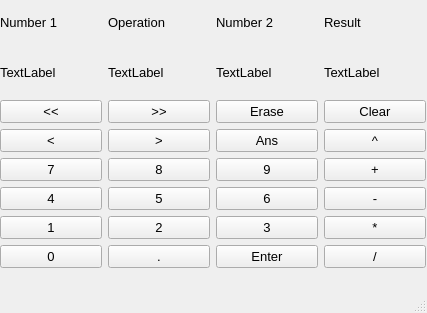
Above: vt6/vt6_2/mainwindow.ui from Nornalite/Course_Object_oriented_programming before the change. Below: the same form after it.
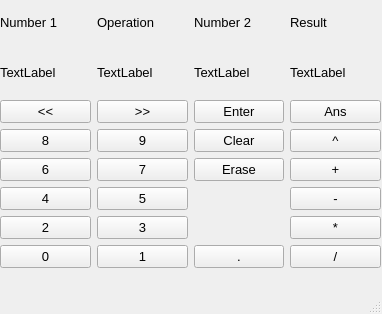
That is the form after the change.

The edit to the form file:
```diff
--- a/vt6/vt6_2/mainwindow.ui
+++ b/vt6/vt6_2/mainwindow.ui
@@ -6,8 +6,8 @@
    <rect>
     <x>0</x>
     <y>0</y>
-    <width>427</width>
-    <height>313</height>
+    <width>382</width>
+    <height>314</height>
    </rect>
   </property>
   <property name="font">
@@ -25,25 +25,11 @@
      <rect>
       <x>0</x>
       <y>0</y>
-      <width>426</width>
+      <width>381</width>
       <height>268</height>
      </rect>
     </property>
     <layout class="QGridLayout" name="gridLayout">
-     <item row="6" column="2">
-      <widget class="QPushButton" name="button9">
-       <property name="text">
-        <string>9</string>
-       </property>
-      </widget>
-     </item>
-     <item row="8" column="0">
-      <widget class="QPushButton" name="button1">
-       <property name="text">
-        <string>1</string>
-       </property>
-      </widget>
-     </item>
      <item row="1" column="1">
       <widget class="QLabel" name="operation">
        <property name="text">
@@ -51,52 +37,24 @@
        </property>
       </widget>
      </item>
-     <item row="1" column="3">
-      <widget class="QLabel" name="result">
+     <item row="10" column="0">
+      <widget class="QPushButton" name="button0">
        <property name="text">
-        <string>TextLabel</string>
+        <string>0</string>
        </property>
       </widget>
      </item>
      <item row="3" column="1">
-      <widget class="QPushButton" name="buttonRightInBox">
+      <widget class="QPushButton" name="button9">
        <property name="text">
-        <string>&gt;</string>
+        <string>9</string>
        </property>
       </widget>
      </item>
-     <item row="10" column="3">
-      <widget class="QPushButton" name="buttonDivide">
+     <item row="7" column="3">
+      <widget class="QPushButton" name="buttonSubtract">
        <property name="text">
-        <string>/</string>
-       </property>
-      </widget>
-     </item>
-     <item row="8" column="3">
-      <widget class="QPushButton" name="buttonMultiply">
-       <property name="text">
-        <string>*</string>
-       </property>
-      </widget>
-     </item>
-     <item row="0" column="2">
-      <widget class="QLabel" name="label_num2">
-       <property name="text">
-        <string>Number 2</string>
-       </property>
-      </widget>
-     </item>
-     <item row="1" column="0">
-      <widget class="QLabel" name="num1">
-       <property name="text">
-        <string>TextLabel</string>
-       </property>
-      </widget>
-     </item>
-     <item row="1" column="2">
-      <widget class="QLabel" name="num2">
-       <property name="text">
-        <string>TextLabel</string>
+        <string>-</string>
        </property>
       </widget>
      </item>
@@ -107,38 +65,17 @@
        </property>
       </widget>
      </item>
-     <item row="6" column="0">
-      <widget class="QPushButton" name="button7">
-       <property name="text">
-        <string>7</string>
-       </property>
-      </widget>
-     </item>
-     <item row="10" column="1">
-      <widget class="QPushButton" name="buttonDecimal">
-       <property name="text">
-        <string>.</string>
-       </property>
-      </widget>
-     </item>
-     <item row="0" column="3">
-      <widget class="QLabel" name="label_result">
-       <property name="text">
-        <string>Result</string>
-       </property>
-      </widget>
-     </item>
-     <item row="6" column="1">
+     <item row="3" column="0">
       <widget class="QPushButton" name="button8">
        <property name="text">
         <string>8</string>
        </property>
       </widget>
      </item>
-     <item row="0" column="0">
-      <widget class="QLabel" name="label_Num1">
+     <item row="2" column="1">
+      <widget class="QPushButton" name="buttonRightBox">
        <property name="text">
-        <string>Number 1</string>
+        <string>&gt;&gt;</string>
        </property>
       </widget>
      </item>
@@ -149,6 +86,20 @@
        </property>
       </widget>
      </item>
+     <item row="10" column="2">
+      <widget class="QPushButton" name="buttonDecimal">
+       <property name="text">
+        <string>.</string>
+       </property>
+      </widget>
+     </item>
+     <item row="1" column="0">
+      <widget class="QLabel" name="num1">
+       <property name="text">
+        <string>TextLabel</string>
+       </property>
+      </widget>
+     </item>
      <item row="3" column="3">
       <widget class="QPushButton" name="buttonPower">
        <property name="text">
@@ -156,48 +107,13 @@
        </property>
       </widget>
      </item>
-     <item row="7" column="2">
-      <widget class="QPushButton" name="button6">
-       <property name="text">
-        <string>6</string>
-       </property>
-      </widget>
-     </item>
-     <item row="2" column="0">
-      <widget class="QPushButton" name="buttonLeftOnCalc">
-       <property name="text">
-        <string>&lt;&lt;</string>
-       </property>
-      </widget>
-     </item>
-     <item row="2" column="1">
-      <widget class="QPushButton" name="buttonRightOnCalc">
-       <property name="text">
-        <string>&gt;&gt;</string>
-       </property>
-      </widget>
-     </item>
-     <item row="7" column="3">
-      <widget class="QPushButton" name="buttonSubtract">
-       <property name="text">
-        <string>-</string>
-       </property>
-      </widget>
-     </item>
-     <item row="8" column="1">
+     <item row="8" column="0">
       <widget class="QPushButton" name="button2">
        <property name="text">
         <string>2</string>
        </property>
       </widget>
      </item>
-     <item row="10" column="0">
-      <widget class="QPushButton" name="button0">
-       <property name="text">
-        <string>0</string>
-       </property>
-      </widget>
-     </item>
      <item row="0" column="1">
       <widget class="QLabel" name="label_Operation">
        <property name="text">
@@ -205,17 +121,10 @@
        </property>
       </widget>
      </item>
-     <item row="3" column="0">
-      <widget class="QPushButton" name="buttonLeftInBox">
+     <item row="6" column="1">
+      <widget class="QPushButton" name="button7">
        <property name="text">
-        <string>&lt;</string>
-       </property>
-      </widget>
-     </item>
-     <item row="8" column="2">
-      <widget class="QPushButton" name="button3">
-       <property name="text">
-        <string>3</string>
+        <string>7</string>
        </property>
       </widget>
      </item>
@@ -226,34 +135,111 @@
        </property>
       </widget>
      </item>
-     <item row="10" column="2">
-      <widget class="QPushButton" name="buttonEnter">
-       <property name="text">
-        <string>Enter</string>
-       </property>
-      </widget>
-     </item>
-     <item row="2" column="3">
-      <widget class="QPushButton" name="buttonClear">
-       <property name="text">
-        <string>Clear</string>
-       </property>
-      </widget>
-     </item>
-     <item row="2" column="2">
+     <item row="6" column="2">
       <widget class="QPushButton" name="buttonErase">
        <property name="text">
         <string>Erase</string>
        </property>
       </widget>
      </item>
+     <item row="8" column="3">
+      <widget class="QPushButton" name="buttonMultiply">
+       <property name="text">
+        <string>*</string>
+       </property>
+      </widget>
+     </item>
+     <item row="8" column="1">
+      <widget class="QPushButton" name="button3">
+       <property name="text">
+        <string>3</string>
+       </property>
+      </widget>
+     </item>
      <item row="3" column="2">
+      <widget class="QPushButton" name="buttonClear">
+       <property name="text">
+        <string>Clear</string>
+       </property>
+      </widget>
+     </item>
+     <item row="2" column="3">
       <widget class="QPushButton" name="buttonAns">
        <property name="text">
         <string>Ans</string>
        </property>
       </widget>
      </item>
+     <item row="0" column="0">
+      <widget class="QLabel" name="label_Num1">
+       <property name="text">
+        <string>Number 1</string>
+       </property>
+      </widget>
+     </item>
+     <item row="1" column="3">
+      <widget class="QLabel" name="result">
+       <property name="text">
+        <string>TextLabel</string>
+       </property>
+      </widget>
+     </item>
+     <item row="10" column="1">
+      <widget class="QPushButton" name="button1">
+       <property name="text">
+        <string>1</string>
+       </property>
+      </widget>
+     </item>
+     <item row="10" column="3">
+      <widget class="QPushButton" name="buttonDivide">
+       <property name="text">
+        <string>/</string>
+       </property>
+      </widget>
+     </item>
+     <item row="1" column="2">
+      <widget class="QLabel" name="num2">
+       <property name="text">
+        <string>TextLabel</string>
+       </property>
+      </widget>
+     </item>
+     <item row="2" column="2">
+      <widget class="QPushButton" name="buttonEnter">
+       <property name="text">
+        <string>Enter</string>
+       </property>
+      </widget>
+     </item>
+     <item row="2" column="0">
+      <widget class="QPushButton" name="buttonLeftBox">
+       <property name="text">
+        <string>&lt;&lt;</string>
+       </property>
+      </widget>
+     </item>
+     <item row="0" column="3">
+      <widget class="QLabel" name="label_result">
+       <property name="text">
+        <string>Result</string>
+       </property>
+      </widget>
+     </item>
+     <item row="0" column="2">
+      <widget class="QLabel" name="label_num2">
+       <property name="text">
+        <string>Number 2</string>
+       </property>
+      </widget>
+     </item>
+     <item row="6" column="0">
+      <widget class="QPushButton" name="button6">
+       <property name="text">
+        <string>6</string>
+       </property>
+      </widget>
+     </item>
     </layout>
    </widget>
   </widget>
@@ -262,7 +248,7 @@
     <rect>
      <x>0</x>
      <y>0</y>
-     <width>427</width>
+     <width>382</width>
      <height>23</height>
     </rect>
    </property>
```
